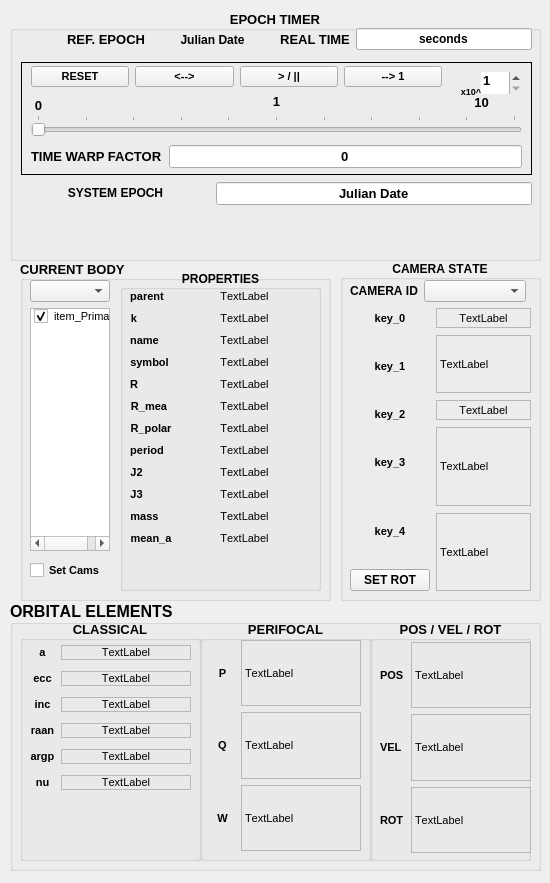
Old version of the form ui/gui_tiled.ui in the repository MadMaxFZ/sns2.
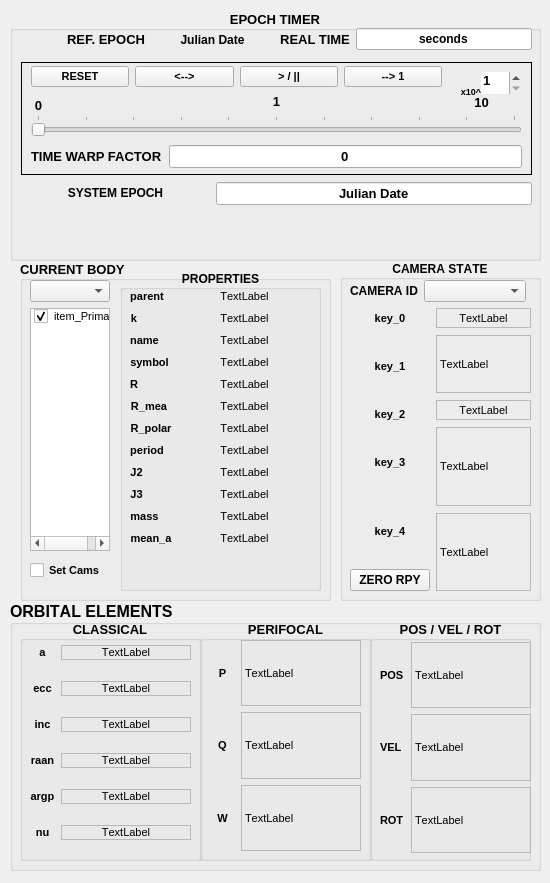
New version of the form.

Diff of the .ui file:
```diff
--- a/ui/gui_tiled.ui
+++ b/ui/gui_tiled.ui
@@ -1143,7 +1143,7 @@
        <enum>QLayout::SetMinimumSize</enum>
       </property>
       <property name="verticalSpacing">
-       <number>11</number>
+       <number>21</number>
       </property>
       <property name="topMargin">
        <number>5</number>
@@ -1965,7 +1965,7 @@
          <item>
           <widget class="QPushButton" name="btn_set_rot">
            <property name="text">
-            <string>SET ROT</string>
+            <string>ZERO RPY</string>
            </property>
           </widget>
          </item>
```
